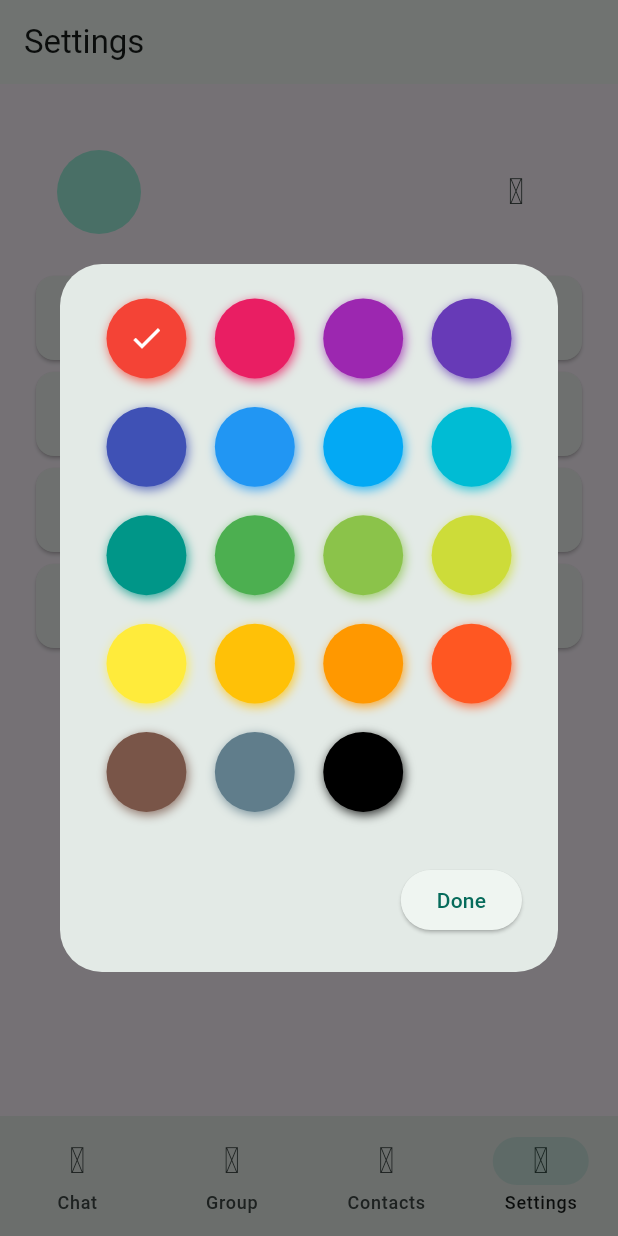
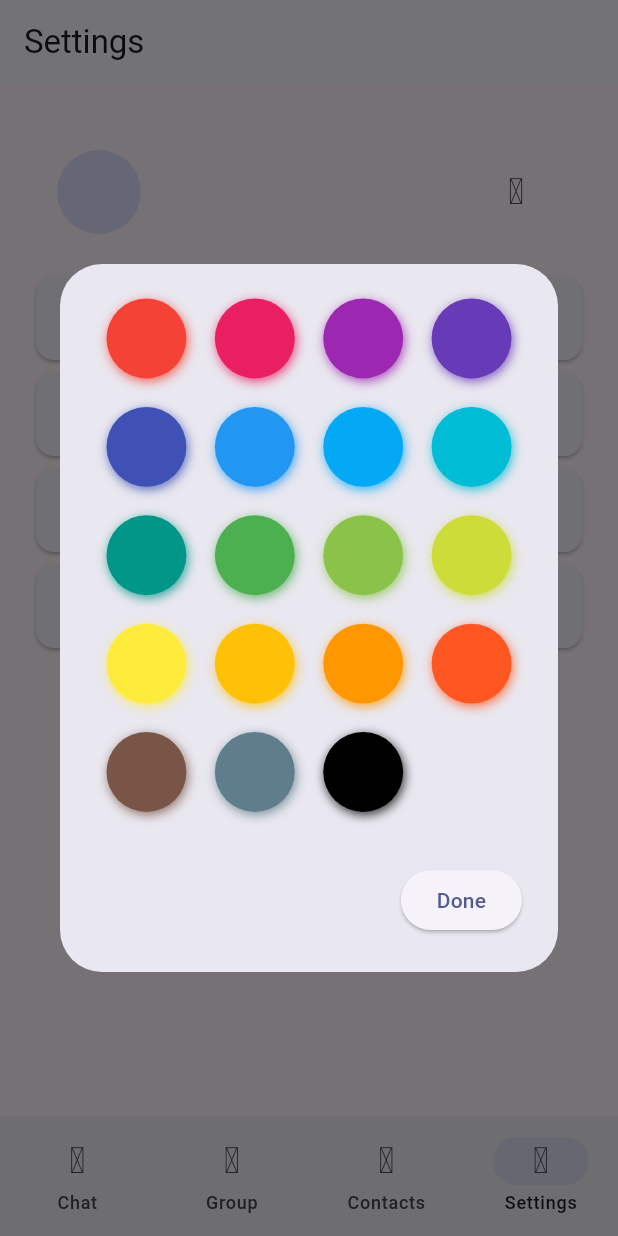
Before and after one commit to Abdelrahman2335/Chat_App, a Flutter app: the screen it shows once a user with an empty profile is signed in, item 4 of the bottom bar chosen, after a tap on "Theme", on a phone screen of 412 x 824 dp. Run offline on Flutter 3.47's test engine with Material 3 defaults, Android fonts, the phone set to English and light mode, and no system bars; drawn by our look-alikes of flutter_colorpicker; our stand-ins replace cached_network_image, cloud_firestore, firebase_auth, firebase_core, firebase_storage, get and 4 more; accounts and stored records are empty.

Commit message:
Done of pickerColor and now we can choose any color we want, working on the profile and get user data and adding color to CustomField.

```diff
--- a/lib/Widget/text_field.dart
+++ b/lib/Widget/text_field.dart
@@ -1,6 +1,11 @@
+import 'dart:ui';
+
 import 'package:chat_app/main.dart';
 import 'package:flutter/material.dart';
 import 'package:iconsax/iconsax.dart';
+import 'package:provider/provider.dart';
+
+import '../provider/provider.dart';
 
 class CustomField extends StatefulWidget {
   final String lable;
@@ -25,9 +30,13 @@ class _CustomFieldState extends State<CustomField> {
 
   @override
   Widget build(BuildContext context) {
+    bool isDark = Provider.of<ProviderApp>(context).themeMode == ThemeMode.dark;
+    Color color = isDark ? Colors.white : Colors.black;
+
     return TextFormField(
       controller: widget.controller,
       obscureText: widget.secure ? hidepass : false,
+      style: TextStyle(color: color),
       decoration: InputDecoration(
         contentPadding: const EdgeInsets.all(17),
         focusedBorder: OutlineInputBorder(
@@ -41,13 +50,21 @@ class _CustomFieldState extends State<CustomField> {
                 onPressed: () {
                   setState(() {
                     hidepass = !hidepass;
-
                   });
                 },
-                icon: hidepass? const Icon(Iconsax.eye): const Icon(Iconsax.eye_slash),)
+                icon: hidepass
+                    ? const Icon(
+                        Iconsax.eye,
+                      )
+                    : const Icon(Iconsax.eye_slash),
+                color: color,
+              )
             : const SizedBox(),
         labelText: widget.lable,
-        prefix: Icon(widget.icon),
+        prefix: Icon(
+          widget.icon,
+          color: color,
+        ),
       ),
     );
   }
--- a/lib/home/settings_home.dart
+++ b/lib/home/settings_home.dart
@@ -103,8 +103,10 @@ final String currentUserName = FirebaseAuth.instance.currentUser!.displayName.to
                           return AlertDialog(
                             content: SingleChildScrollView(
                               child: BlockPicker(
-                                pickerColor: Colors.red,
-                                onColorChanged: (value) {},
+                                pickerColor: Color(prov.mainColor),
+                                onColorChanged: (value) {
+                                  prov.changeColor(value.value);
+                                },
                               ),
                             ),
                             actions: [
--- a/lib/layout.dart
+++ b/lib/layout.dart
@@ -2,8 +2,10 @@ import 'package:chat_app/home/chat_home.dart';
 import 'package:chat_app/home/contact_home.dart';
 import 'package:chat_app/home/group_home.dart';
 import 'package:chat_app/home/settings_home.dart';
+import 'package:chat_app/provider/provider.dart';
 import 'package:flutter/material.dart';
 import 'package:iconsax/iconsax.dart';
+import 'package:provider/provider.dart';
 
 class LayOutApp extends StatefulWidget {
   const LayOutApp({super.key});
@@ -13,6 +15,11 @@ class LayOutApp extends StatefulWidget {
 }
 
 class _LayOutAppState extends State<LayOutApp> {
+  @override
+  void initState() {
+    Provider.of<ProviderApp>(context, listen: false).getValuesPref();
+    super.initState();
+  }
   int currentIndex = 0;
   PageController pageController = PageController();
   /// you have to write this int here so we can setState.
--- a/lib/main.dart
+++ b/lib/main.dart
@@ -17,11 +17,13 @@ void main() async {
   runApp(const MyApp());
 }
 
-ColorScheme myColorScheme =
-    ColorScheme.fromSeed(seedColor : const Color.fromARGB(3, 252, 252,250), brightness: Brightness.light);
-ColorScheme myDarkColorScheme =
-    ColorScheme.fromSeed(seedColor: Colors.redAccent, brightness: Brightness.dark,);
-
+ColorScheme myColorScheme = ColorScheme.fromSeed(
+    seedColor: const Color.fromARGB(3, 252, 252, 250),
+    brightness: Brightness.light);
+ColorScheme myDarkColorScheme = ColorScheme.fromSeed(
+  seedColor: Colors.redAccent,
+  brightness: Brightness.dark,
+);
 
 class MyApp extends StatelessWidget {
   const MyApp({super.key});
@@ -33,14 +35,22 @@ class MyApp extends StatelessWidget {
       child: Consumer<ProviderApp>(
         builder: (context, value, child) => GetMaterialApp(
           themeMode: value.themeMode,
+
           /// Note that value = Provider.of<ProviderApp>(context).themeMode.
           /// But we can't we if here so we used Consumer.
           debugShowCheckedModeBanner: false,
-          theme: ThemeData().copyWith(colorScheme: myColorScheme),
-          darkTheme: ThemeData().copyWith(colorScheme: myDarkColorScheme,scaffoldBackgroundColor:myDarkColorScheme.background),
+          theme: ThemeData().copyWith(
+              colorScheme: ColorScheme.fromSeed(
+                  seedColor: Color(value.mainColor),
+                  brightness: Brightness.light)),
+          darkTheme: ThemeData().copyWith(
+              colorScheme: ColorScheme.fromSeed(
+                seedColor: Color(value.mainColor),
+                brightness: Brightness.dark,
+              ),
+              scaffoldBackgroundColor: myDarkColorScheme.background),
 
           home: StreamBuilder(
-
             stream: FirebaseAuth.instance.userChanges(),
             builder: (context, snapshot) {
               if (snapshot.hasData) {
--- a/lib/provider/provider.dart
+++ b/lib/provider/provider.dart
@@ -1,11 +1,34 @@
 import 'package:flutter/cupertino.dart';
 import 'package:flutter/material.dart';
+import 'package:shared_preferences/shared_preferences.dart';
 
-class ProviderApp with ChangeNotifier{
+class ProviderApp with ChangeNotifier {
   ThemeMode themeMode = ThemeMode.system;
+  int mainColor = 0xff4050B5;
 
-  changeMode(bool dark){
-     themeMode = dark? ThemeMode.dark :  ThemeMode.light;
+  changeMode(bool dark) async {
+    final SharedPreferences sharedPreferences =
+        await SharedPreferences.getInstance();
+    themeMode = dark ? ThemeMode.dark : ThemeMode.light;
+    sharedPreferences.setBool("dark", themeMode == ThemeMode.dark);
+    notifyListeners();
+  }
+
+  changeColor(int color) async {
+    final SharedPreferences sharedPreferences =
+        await SharedPreferences.getInstance();
+    mainColor = color;
+    sharedPreferences.setInt("color", mainColor);
+    notifyListeners();
+  }
+
+  getValuesPref() async {
+    final SharedPreferences sharedPreferences =
+        await SharedPreferences.getInstance();
+
+    bool isDark = sharedPreferences.getBool("dark") ?? false;
+    themeMode = isDark ? ThemeMode.dark : ThemeMode.light;
+    mainColor = sharedPreferences.getInt("color") ?? 0xff4050B5 ;
     notifyListeners();
   }
 }
```
Also changed, not shown: lib/Widget/Settings/profile.dart (+28 -8 lines).
